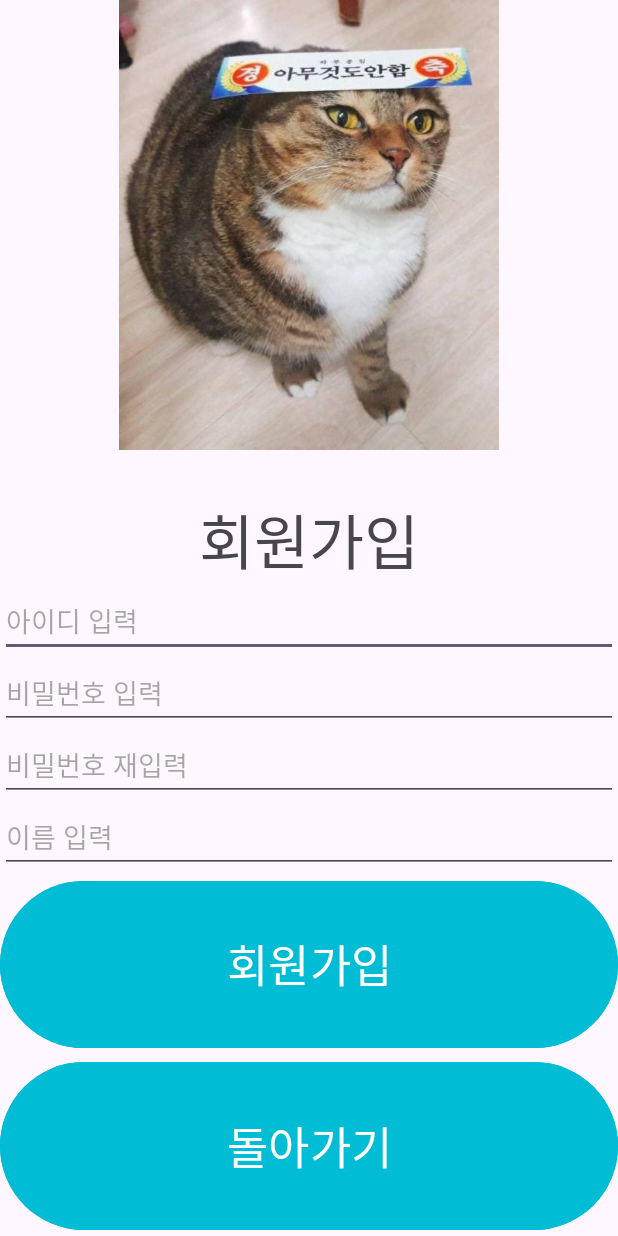
After one commit to chocozzang/K230327_Android_Lab_Pra, an Android app: the SixthPracticeRegister screen opened directly, with no data from a screen before it, on a phone screen of 412 x 824 dp. The commit adds this screen. Run offline under Robolectric (Android 15) with nearby library versions, the phone set to English and light mode, and no system bars.

Commit message:
sixth practice test

```diff
--- a/test6_jjh/build.gradle
+++ b/test6_jjh/build.gradle
@@ -37,6 +37,9 @@ android {
     viewBinding {
         enabled = true
     }
+    buildFeatures {
+        viewBinding true
+    }
 }
 
 dependencies {
@@ -45,6 +48,9 @@ dependencies {
     implementation 'androidx.appcompat:appcompat:1.6.1'
     implementation 'com.google.android.material:material:1.5.0'
     implementation 'androidx.constraintlayout:constraintlayout:2.1.4'
+    implementation 'androidx.annotation:annotation:1.3.0'
+    implementation 'androidx.lifecycle:lifecycle-livedata-ktx:2.6.1'
+    implementation 'androidx.lifecycle:lifecycle-viewmodel-ktx:2.6.1'
     testImplementation 'junit:junit:4.13.2'
     androidTestImplementation 'androidx.test.ext:junit:1.1.5'
     androidTestImplementation 'androidx.test.espresso:espresso-core:3.5.1'
--- /dev/null
+++ b/test6_jjh/src/main/java/com/example/test6_jjh/SixthPracticeRegister.kt
@@ -0,0 +1,38 @@
+package com.example.test6_jjh
+
+import android.content.Intent
+import androidx.appcompat.app.AppCompatActivity
+import android.os.Bundle
+import android.widget.Toast
+import com.example.test6_jjh.databinding.ActivitySixthPracticeRegisterBinding
+
+class SixthPracticeRegister : AppCompatActivity() {
+    override fun onCreate(savedInstanceState: Bundle?) {
+        super.onCreate(savedInstanceState)
+        val binding = ActivitySixthPracticeRegisterBinding.inflate(layoutInflater)
+        setContentView(binding.root)
+
+        binding.registerBtn.setOnClickListener {
+            val intent : Intent = Intent(this@SixthPracticeRegister, this@SixthPracticeRegister::class.java)
+            val intent2 : Intent = Intent(this@SixthPracticeRegister, SixthPracticeLogin::class.java)
+
+            val id   : String = binding.id.text.toString()
+            val pw1  : String = binding.password.text.toString()
+            val pw2  : String = binding.passwordcheck.text.toString()
+            val name : String = binding.name.text.toString()
+
+            if(pw1.equals(pw2)) {
+                Toast.makeText(this, "회원가입 완료! id : $id, pw : $pw1, name : $name", Toast.LENGTH_SHORT).show()
+                startActivity(intent2)
+            } else {
+                Toast.makeText(this, "비밀번호 확인이 다릅니다.", Toast.LENGTH_SHORT).show()
+                startActivity(intent)
+            }
+        }
+
+        binding.backmain.setOnClickListener {
+            val intent : Intent = Intent(this@SixthPracticeRegister, SixthPractice::class.java)
+            startActivity(intent)
+        }
+    }
+}
--- /dev/null
+++ b/test6_jjh/src/main/res/layout/activity_sixth_practice_register.xml
@@ -0,0 +1,78 @@
+<?xml version="1.0" encoding="utf-8"?>
+<LinearLayout xmlns:android="http://schemas.android.com/apk/res/android"
+    xmlns:app="http://schemas.android.com/apk/res-auto"
+    xmlns:tools="http://schemas.android.com/tools"
+    android:layout_width="match_parent"
+    android:layout_height="match_parent"
+    tools:context=".SixthPractice"
+    android:orientation="vertical">
+
+    <ImageView
+        android:layout_width="match_parent"
+        android:layout_height="300dp"
+        android:layout_marginBottom="30dp"
+        android:src="@drawable/myimg" />
+
+    <TextView
+        android:layout_width="match_parent"
+        android:layout_height="wrap_content"
+        android:fontFamily="@font/bmyeonseong"
+        android:text="회원가입"
+        android:textSize="40dp"
+        android:textAlignment="center"/>
+
+    <EditText
+        android:id="@+id/id"
+        android:layout_width="match_parent"
+        android:layout_height="wrap_content"
+        android:fontFamily="@font/bmyeonseong"
+        android:hint="아이디 입력"
+        android:inputType="textEmailAddress" />
+
+    <EditText
+        android:id="@+id/password"
+        android:layout_width="match_parent"
+        android:layout_height="wrap_content"
+        android:fontFamily="@font/bmyeonseong"
+        android:inputType="textPassword"
+        android:hint="비밀번호 입력" />
+
+    <EditText
+        android:id="@+id/passwordcheck"
+        android:layout_width="match_parent"
+        android:layout_height="wrap_content"
+        android:fontFamily="@font/bmyeonseong"
+        android:hint="비밀번호 재입력"
+        android:inputType="textPassword" />
+
+    <EditText
+        android:id="@+id/name"
+        android:layout_width="match_parent"
+        android:layout_height="wrap_content"
+        android:fontFamily="@font/bmyeonseong"
+        android:hint="이름 입력"
+        android:inputType="text" />
+
+    <Button
+        android:id="@+id/registerBtn"
+        android:layout_width="match_parent"
+        android:layout_height="wrap_content"
+        android:layout_marginTop="1dp"
+        android:layout_weight="1"
+        android:fontFamily="@font/bmyeonseong"
+        android:text="회원가입"
+        android:textSize="30dp"
+        android:backgroundTint="#00BCD4"/>
+
+    <Button
+        android:id="@+id/backmain"
+        android:layout_width="match_parent"
+        android:layout_height="wrap_content"
+        android:layout_marginTop="1dp"
+        android:layout_weight="1"
+        android:fontFamily="@font/bmyeonseong"
+        android:text="돌아가기"
+        android:textSize="30dp"
+        android:backgroundTint="#00BCD4"/>
+
+</LinearLayout>
--- /dev/null
+++ b/test6_jjh/src/main/res/values-land/dimens.xml
@@ -0,0 +1,3 @@
+<resources>
+    <dimen name="activity_horizontal_margin">48dp</dimen>
+</resources>
--- /dev/null
+++ b/test6_jjh/src/main/res/values-w1240dp/dimens.xml
@@ -0,0 +1,3 @@
+<resources>
+    <dimen name="activity_horizontal_margin">200dp</dimen>
+</resources>
--- /dev/null
+++ b/test6_jjh/src/main/res/values-w600dp/dimens.xml
@@ -0,0 +1,3 @@
+<resources>
+    <dimen name="activity_horizontal_margin">48dp</dimen>
+</resources>
--- /dev/null
+++ b/test6_jjh/src/main/res/values/dimens.xml
@@ -0,0 +1,5 @@
+<resources>
+    <!-- Default screen margins, per the Android Design guidelines. -->
+    <dimen name="activity_horizontal_margin">16dp</dimen>
+    <dimen name="activity_vertical_margin">16dp</dimen>
+</resources>
```
Also changed, not shown: test6_jjh/src/main/AndroidManifest.xml (+20 -7 lines), test6_jjh/src/main/java/com/example/test6_jjh/SixthPractice.kt (added, +24 -0 lines), test6_jjh/src/main/java/com/example/test6_jjh/SixthPracticeIntro.kt (added, +19 -0 lines), test6_jjh/src/main/java/com/example/test6_jjh/SixthPracticeLogin.kt (added, +30 -0 lines), test6_jjh/src/main/res/layout/activity_sixth_practice.xml (added, +38 -0 lines), test6_jjh/src/main/res/layout/activity_sixth_practice_intro.xml (added, +17 -0 lines), test6_jjh/src/main/res/layout/activity_sixth_practice_login.xml (added, +62 -0 lines), test6_jjh/src/main/res/values/strings.xml (+9 -0 lines), test6_jjh/src/main/res/drawable/donotanything.jpg (added).
